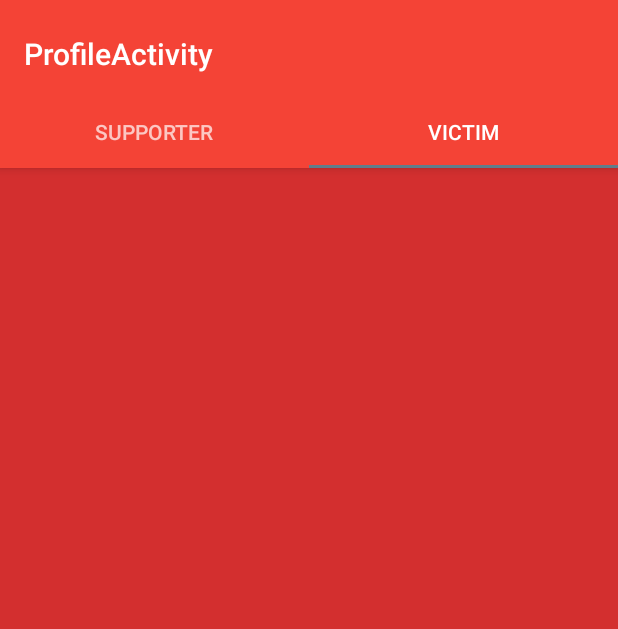
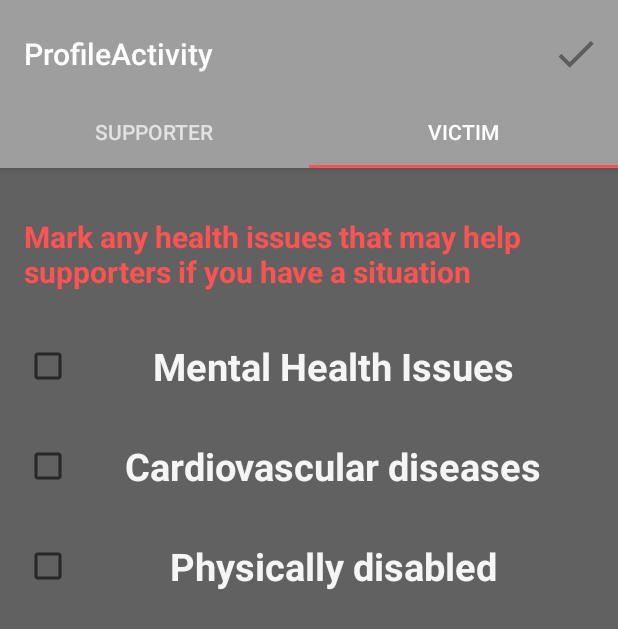
Before and after one commit to domantasjurkus/2017-03-hackupc, an Android app: the ProfileActivity screen opened directly, with no data from a screen before it, tab 2 chosen, on a phone screen of 412 x 824 dp. Shown: the top 629 px of the screen. Run offline under Robolectric (Android 15) with nearby library versions, the phone set to English and light mode, and no system bars.

Commit message:
finishing profile activity - added toolbar btn

```diff
--- a/Android/Crowdie/app/build.gradle
+++ b/Android/Crowdie/app/build.gradle
@@ -26,6 +26,7 @@ dependencies {
     })
     compile 'com.android.support:appcompat-v7:25.2.0'
     compile 'org.java-websocket:Java-WebSocket:1.3.0'
+    compile 'com.google.code.gson:gson:2.4'
     compile 'com.google.android.gms:play-services:10.0.1'
     compile 'com.android.support:design:25.2.0'
     testCompile 'junit:junit:4.12'
--- a/Android/Crowdie/app/src/main/java/edu/salleurl/ls30394/crowdie/GoActivity.java
+++ b/Android/Crowdie/app/src/main/java/edu/salleurl/ls30394/crowdie/GoActivity.java
@@ -44,7 +44,7 @@ public class GoActivity extends AppCompatActivity {
     public void OnGO(View view) {
 
         if("".equals(etName.getText().toString())){
-            Toast.makeText(this, "Pleae introduce your name", Toast.LENGTH_SHORT).show();
+            Toast.makeText(this, "Please introduce your name", Toast.LENGTH_SHORT).show();
         }else{
 
             SharedPreferences sharedPref = getPreferences(Context.MODE_PRIVATE);
--- a/Android/Crowdie/app/src/main/java/edu/salleurl/ls30394/crowdie/ProfileActivity.java
+++ b/Android/Crowdie/app/src/main/java/edu/salleurl/ls30394/crowdie/ProfileActivity.java
@@ -1,5 +1,7 @@
 package edu.salleurl.ls30394.crowdie;
 
+import android.content.Context;
+import android.content.SharedPreferences;
 import android.support.design.widget.TabLayout;
 import android.support.v7.app.AppCompatActivity;
 import android.support.v7.widget.Toolbar;
@@ -9,21 +11,33 @@ import android.support.v4.app.FragmentManager;
 import android.support.v4.app.FragmentPagerAdapter;
 import android.support.v4.view.ViewPager;
 import android.os.Bundle;
-import android.view.LayoutInflater;
 
+import android.util.Log;
 import android.view.Menu;
 import android.view.MenuInflater;
 import android.view.MenuItem;
-import android.view.View;
-import android.view.ViewGroup;
 
-import android.widget.TextView;
-import android.widget.Toast;
+import android.widget.CheckBox;
+
+import com.google.gson.Gson;
 
 import edu.salleurl.ls30394.crowdie.Fragments.SupporterFragment;
 import edu.salleurl.ls30394.crowdie.Fragments.VictimFragment;
+import edu.salleurl.ls30394.crowdie.model.User;
 
 public class ProfileActivity extends AppCompatActivity {
+
+    private CheckBox cbFirstAid;
+
+    private CheckBox cbLifeGuard;
+
+    private CheckBox cbCPR;
+
+    private CheckBox cbMental;
+
+    private CheckBox cbHeartIssues;
+
+    private CheckBox cbPhysicallyDisabled;
 
     /**
      * The {@link android.support.v4.view.PagerAdapter} that will provide
@@ -45,6 +59,8 @@ public class ProfileActivity extends AppCompatActivity {
         super.onCreate(savedInstanceState);
         setContentView(R.layout.activity_profile);
 
+        initWidgets();
+
         Toolbar toolbar = (Toolbar) findViewById(R.id.toolbar);
         setSupportActionBar(toolbar);
         // Create the adapter that will return a fragment for each of the three
@@ -60,8 +76,20 @@ public class ProfileActivity extends AppCompatActivity {
 
     }
 
-   // @Override
-    /*public boolean onCreateOptionsMenu(Menu menu) {
+    private void initWidgets() {
+
+        cbCPR = (CheckBox)findViewById(R.id.profile_hasCPRPractice);
+        cbFirstAid = (CheckBox)findViewById(R.id.profile_has1stAidPractice);
+        cbLifeGuard = (CheckBox)findViewById(R.id.profile_isLifeGuard);
+
+        cbHeartIssues = (CheckBox)findViewById(R.id.profile_hasCardioProblems);
+        cbMental = (CheckBox)findViewById(R.id.profile_hasMentalHealthIssues);
+        cbPhysicallyDisabled = (CheckBox)findViewById(R.id.profile_isPhysicallyDisabled);
+
+    }
+
+    @Override
+    public boolean onCreateOptionsMenu(Menu menu) {
         MenuInflater inflater = getMenuInflater();
         inflater.inflate(R.menu.menu_profile, menu);
         return super.onCreateOptionsMenu(menu);
@@ -71,12 +99,38 @@ public class ProfileActivity extends AppCompatActivity {
     public boolean onOptionsItemSelected(MenuItem item) {
         switch(item.getItemId()){
             case R.id.action_profile_done:
-                Toast.makeText(this, "Ayy lmao", Toast.LENGTH_SHORT).show();
+                retrieveUserForm();
                 return true;
             default:
                 return true;
         }
-    }*/
+    }
+
+    private void retrieveUserForm() {
+
+        SharedPreferences preferences = getPreferences(Context.MODE_PRIVATE);
+        SharedPreferences.Editor editor = preferences.edit();
+
+        User user = new User();
+
+        user.setCanPerformCPR(cbCPR.isChecked());
+        user.setFirstAidSkills(cbFirstAid.isChecked());
+        user.setLifeGuard(cbLifeGuard.isChecked());
+
+        user.setHasCardioVascularIssues(cbHeartIssues.isChecked());
+        user.setHasMentalHealthIssues(cbMental.isChecked());
+        user.setPhysicallyDisabled(cbPhysicallyDisabled.isChecked());
+
+        user.setUserName(preferences.getString("UserName", ""));
+
+        Gson gson = new Gson();
+        String userJson = gson.toJson(user);
+
+        Log.d("USER:", userJson);
+
+        editor.putString("UserData", userJson);
+        editor.apply();
+    }
 
     /**
      * A {@link FragmentPagerAdapter} that returns a fragment corresponding to
--- a/Android/Crowdie/app/src/main/java/edu/salleurl/ls30394/crowdie/model/User.java
+++ b/Android/Crowdie/app/src/main/java/edu/salleurl/ls30394/crowdie/model/User.java
@@ -16,13 +16,13 @@ public class User {
 
     private boolean firstAidSkills;
 
+    private boolean canPerformCPR;
+
     private boolean hasMentalHealthIssues;
 
     private boolean hasCardioVascularIssues;
 
     private boolean isPhysicallyDisabled;
-
-    private boolean canPerformCPR;
 
     public User() {
     }
--- a/Android/Crowdie/app/src/main/res/layout/fragment_victim.xml
+++ b/Android/Crowdie/app/src/main/res/layout/fragment_victim.xml
@@ -13,7 +13,60 @@
         android:paddingRight="@dimen/activity_horizontal_margin"
         android:paddingTop="@dimen/activity_vertical_margin">
 
+        <TextView
+            android:text="Mark any health issues that may help supporters if you have a situation"
+            android:id="@+id/section_label_victim"
+            android:textAlignment="textStart"
+            android:textSize="20sp"
+            android:textStyle="bold"
+            android:textColor="@color/colorAccent"
+            android:layout_marginTop="@dimen/activity_vertical_margin"
+            android:layout_marginBottom="@dimen/activity_vertical_margin"
+            android:layout_width="match_parent"
+            android:layout_height="wrap_content" />
 
+        <LinearLayout
+            android:layout_marginTop="@dimen/activity_vertical_margin"
+            android:layout_below="@id/section_label_victim"
+            android:orientation="vertical"
+            android:layout_width="match_parent"
+            android:layout_height="wrap_content">
+
+            <CheckBox
+                android:textColor="@color/colorPrimaryLight"
+                android:textStyle="bold"
+                android:textAlignment="center"
+                android:text="@string/mental_health_issues"
+                android:textSize="25sp"
+                android:id="@+id/profile_hasMentalHealthIssues"
+                android:layout_width="match_parent"
+                android:layout_height="wrap_content"
+                android:layout_marginBottom="@dimen/activity_vertical_margin" />
+
+            <CheckBox
+                android:textColor="@color/colorPrimaryLight"
+                android:textStyle="bold"
+                android:textAlignment="center"
+                android:text="@string/cardiovascular_diseases"
+                android:textSize="25sp"
+                android:id="@+id/profile_hasCardioProblems"
+                android:layout_marginTop="@dimen/activity_vertical_margin"
+                android:layout_marginBottom="@dimen/activity_vertical_margin"
+                android:layout_width="match_parent"
+                android:layout_height="wrap_content" />
+
+            <CheckBox
+                android:textColor="@color/colorPrimaryLight"
+                android:textStyle="bold"
+                android:textAlignment="center"
+                android:text="@string/physically_disabled"
+                android:textSize="25sp"
+                android:id="@+id/profile_isPhysicallyDisabled"
+                android:layout_marginTop="@dimen/activity_vertical_margin"
+                android:layout_width="match_parent"
+                android:layout_height="wrap_content" />
+
+        </LinearLayout>
 
     </RelativeLayout>
 
--- a/Android/Crowdie/app/src/main/res/menu/menu_profile.xml
+++ b/Android/Crowdie/app/src/main/res/menu/menu_profile.xml
@@ -3,9 +3,9 @@
     xmlns:tools="http://schemas.android.com/tools"
     tools:context="edu.salleurl.ls30394.crowdie.ProfileActivity">
     <item
+
         android:id="@+id/action_profile_done"
         android:icon="@drawable/ic_action_done"
-        android:onClick="onDoneClick"
         android:orderInCategory="100"
         android:title="@string/action_done"
         app:showAsAction="ifRoom" />
--- a/Android/Crowdie/app/src/main/res/values/colors.xml
+++ b/Android/Crowdie/app/src/main/res/values/colors.xml
@@ -1,11 +1,11 @@
 <?xml version="1.0" encoding="utf-8"?>
 <resources>
-    <color name="colorPrimary">#F44336</color>
-    <color name="colorPrimaryDark">#D32F2F</color>
-    <color name="colorPrimaryLight">#FFCDD2</color>
-    <color name="colorAccent">#607D8B</color>
+    <color name="colorPrimary">#9E9E9E</color>
+    <color name="colorPrimaryDark">#616161</color>
+    <color name="colorPrimaryLight">#F5F5F5</color>
+    <color name="colorAccent">#FF5252</color>
     <color name="colorPrimaryText">#212121</color>
     <color name="colorSecondaryText">#757575</color>
-    <color name="colorIcons">#FFFFFF</color>
+    <color name="colorIcons">#F5F5F5</color>
     <color name="colorDivider">#BDBDBD</color>
 </resources>
--- a/Android/Crowdie/app/src/main/res/values/strings.xml
+++ b/Android/Crowdie/app/src/main/res/values/strings.xml
@@ -15,4 +15,7 @@
     <string name="_1st_aid_practice">1st AID Practice</string>
     <string name="lifeguard">Lifeguard?</string>
     <string name="cpr_practice">CPR practice</string>
+    <string name="mental_health_issues">Mental Health Issues</string>
+    <string name="cardiovascular_diseases">Cardiovascular diseases</string>
+    <string name="physically_disabled">Physically disabled</string>
 </resources>
```
Also changed, not shown: Android/Crowdie/app/src/main/java/edu/salleurl/ls30394/crowdie/AreYouInjuredActivity.java (deleted, +0 -20 lines), Android/Crowdie/app/src/main/java/edu/salleurl/ls30394/crowdie/repositories/GpsTrackerRepository.java (deleted, +0 -212 lines), Android/Crowdie/app/src/main/res/layout/activity_areyouinjured.xml (deleted, +0 -55 lines), Android/Crowdie/app/src/main/res/layout/fragment_supporter.xml (+4 -4 lines), 3 other files.
